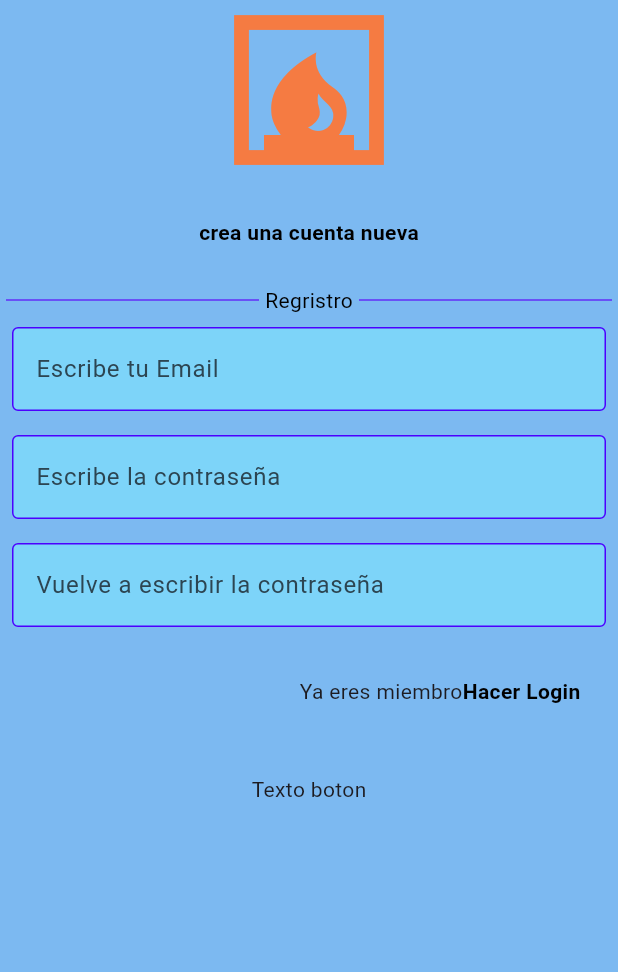
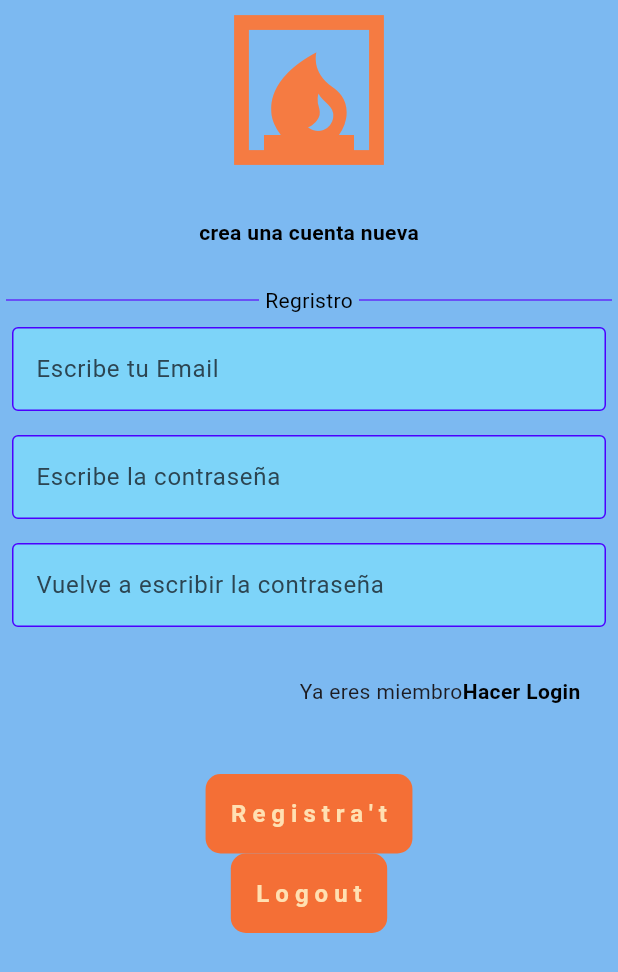
Before and after one commit to elgabarba/firebase, a Flutter app: the screen it shows after launch, on a phone screen of 412 x 824 dp. Shown: the top 972 px of the screen. Run offline on Flutter 3.47's test engine with Material 3 defaults, Android fonts, the phone set to English and light mode, and no system bars.

Commit message:
Pag registre frontend fet

```diff
--- a/lib/componentes/Btn_auten.dart
+++ b/lib/componentes/Btn_auten.dart
@@ -1,12 +1,33 @@
 import 'package:flutter/material.dart';
 
 class BtnAuten extends StatelessWidget {
-  const BtnAuten({super.key});
+  final String text;
+  final Function() onTap;
+
+  const BtnAuten({super.key, required this.text, required this.onTap});
 
   @override
   Widget build(BuildContext context) {
-    return Container(
-      child: Text("Texto boton"),
+    return GestureDetector(
+      onTap: onTap ,
+      child: Container(
+        decoration: BoxDecoration(
+          borderRadius: BorderRadius.circular(10),
+          color: const Color.fromARGB(255, 244, 111, 54)
+        ),
+        child: Padding(
+          padding: const EdgeInsets.all(15),
+          child: Text(
+            text,
+            style: TextStyle(
+              color: Colors.orange[100],
+              fontWeight: FontWeight.bold,
+              fontSize: 16,
+              letterSpacing: 4
+            ),
+          ),
+        ),
+      ),
     );
   }
 }
--- a/lib/componentes/TxtFld_auten.dart
+++ b/lib/componentes/TxtFld_auten.dart
@@ -12,22 +12,22 @@ class TxtFld_auten extends StatelessWidget {
       padding: const EdgeInsets.all(8.0),
       child: TextField(
         cursorColor: const Color.fromARGB(255, 0, 119, 255),
-        style: TextStyle(color: Colors.black),
+        style: const TextStyle(color: Colors.black),
         controller: controller,
         obscureText: obscureTxt,
         decoration: InputDecoration(
           hintText: hintTxt,
-          hintStyle: TextStyle(
-            color: const Color.fromARGB(255, 44, 69, 82),
+          hintStyle: const TextStyle(
+            color: Color.fromARGB(255, 44, 69, 82),
           ),
-          enabledBorder: OutlineInputBorder(
+          enabledBorder: const OutlineInputBorder(
             borderSide: BorderSide(
-              color: const Color.fromARGB(255, 76, 0, 255)
+              color: Color.fromARGB(255, 76, 0, 255)
             ),
           ),
-          focusedBorder: OutlineInputBorder(
+          focusedBorder: const OutlineInputBorder(
             borderSide: BorderSide(
-              color: const Color.fromARGB(255, 0, 92, 197),
+              color: Color.fromARGB(255, 0, 92, 197),
             ),
           ),
           fillColor: const Color.fromARGB(184, 126, 222, 252),
--- a/lib/paginas/pagRegristro.dart
+++ b/lib/paginas/pagRegristro.dart
@@ -4,6 +4,10 @@ import 'package:flutter/material.dart';
 
 class paginaregristro extends StatelessWidget {
   const paginaregristro({super.key});
+
+  void ferRegistre(){
+
+  }
 
   @override
   Widget build(BuildContext context) {
@@ -20,18 +24,18 @@ class paginaregristro extends StatelessWidget {
               mainAxisAlignment: MainAxisAlignment.center,
               children: [
                 //logo
-                Icon(
+                const Icon(
                   Icons.fireplace,
                   size: 120,
-                  color: const Color.fromARGB(255, 245, 123, 66),
+                  color: Color.fromARGB(255, 245, 123, 66),
                 ),
 
-                SizedBox(
+                const SizedBox(
                   height: 25,
                 ),
 
                 //frase
-                Text(
+                const Text(
                   "crea una cuenta nueva",
                   style: TextStyle(
                     color: Colors.black,
@@ -39,23 +43,23 @@ class paginaregristro extends StatelessWidget {
                   ),
                 ),
 
-                SizedBox(
+                const SizedBox(
                   height: 25,
                 ),
 
                 //text divisor
-                Padding(
-                  padding: const EdgeInsets.symmetric(horizontal: 4),
+                const Padding(
+                  padding: EdgeInsets.symmetric(horizontal: 4),
                   child: Row(
                     children: [
                       Expanded(
                         child: Divider(
                           thickness: 1,
-                          color: const Color.fromARGB(255, 99, 45, 247),
+                          color: Color.fromARGB(255, 99, 45, 247),
                         ),
                       ),
                       Padding(
-                        padding: const EdgeInsets.symmetric(horizontal: 4),
+                        padding: EdgeInsets.symmetric(horizontal: 4),
                         child: Text(
                           "Regristro",
                           style: TextStyle(color: Colors.black),
@@ -64,7 +68,7 @@ class paginaregristro extends StatelessWidget {
                       Expanded(
                         child: Divider(
                           thickness: 1,
-                          color: const Color.fromARGB(255, 99, 45, 247),
+                          color: Color.fromARGB(255, 99, 45, 247),
                         ),
                       ),
                     ],
@@ -93,12 +97,12 @@ class paginaregristro extends StatelessWidget {
                   child: Row(
                     mainAxisAlignment: MainAxisAlignment.end,
                     children: [
-                      Text("Ya eres miembro"),
-                      SizedBox(
+                      const Text("Ya eres miembro"),
+                      const SizedBox(
                         height: 10,
                       ),
                       GestureDetector(
-                        child: Text("Hacer Login",
+                        child: const Text("Hacer Login",
                         style: TextStyle(
                           fontWeight: FontWeight.bold,
                           color: Colors.black,
@@ -109,10 +113,11 @@ class paginaregristro extends StatelessWidget {
                   ),
                 ),
 
-                SizedBox(height: 20,),
+                const SizedBox(height: 20,),
 
                 //Boton regristro
-                BtnAuten(),
+                BtnAuten(text: "Registra't", onTap: ferRegistre,),
+                BtnAuten(text: "Logout", onTap: () {},),
 
               ],
             ),
```
Also changed, not shown: 1 other file.
